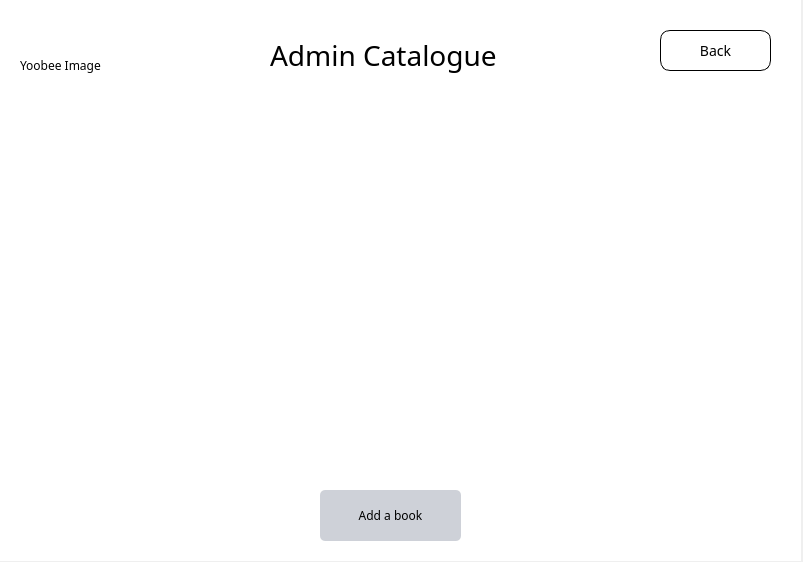
jandrealyn/LibraryQtSystem, file NewWindowChur/admincatalogue.ui: the form before one commit.
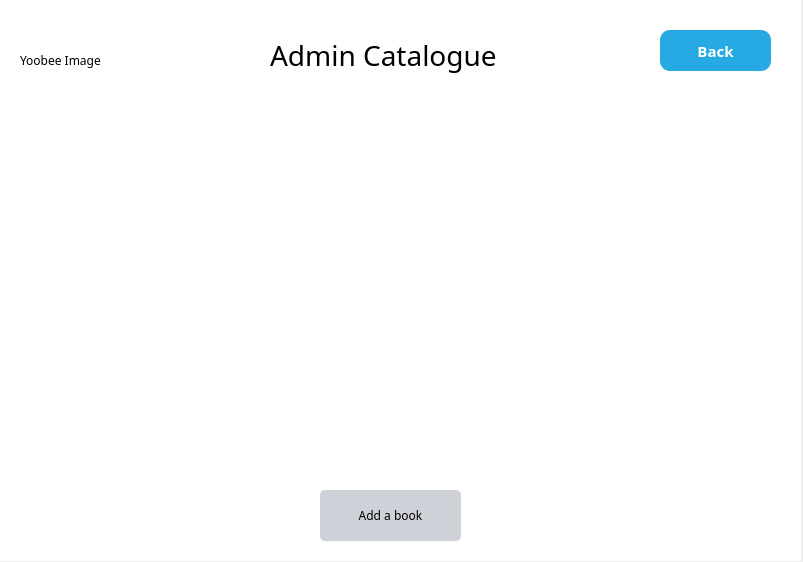
The form after the commit. Icons and pictures are not drawn.

The edit to the form file:
```diff
--- a/NewWindowChur/admincatalogue.ui
+++ b/NewWindowChur/admincatalogue.ui
@@ -86,19 +86,28 @@
      </rect>
     </property>
     <property name="styleSheet">
-     <string notr="true">background-color: rgb(255, 255, 255);
+     <string notr="true">*{
+font-family: Century Gothic, sans-serif;
+font-size: 15px;
+}
 
-border-width: 1px;
-
-border-color: black;
-
-border-radius: 10px;
-
+QPushButton{
+color: white;
+padding: 10px;
+background: #27a9e3;
 border-style: outset;
+border-radius: 10px;
+font: bold;
+}
+QPushButton::pressed{
+background-color: rgb(216, 150, 90);
+border-style: inset;
+}
 
-font: 14px;
-
-padding:2px;</string>
+QPushButton::hover {
+background-color: #59c7f7;
+}
+</string>
     </property>
     <property name="text">
      <string>Back</string>
@@ -110,7 +119,7 @@
       <x>20</x>
       <y>10</y>
       <width>181</width>
-      <height>111</height>
+      <height>101</height>
      </rect>
     </property>
     <property name="text">
```
